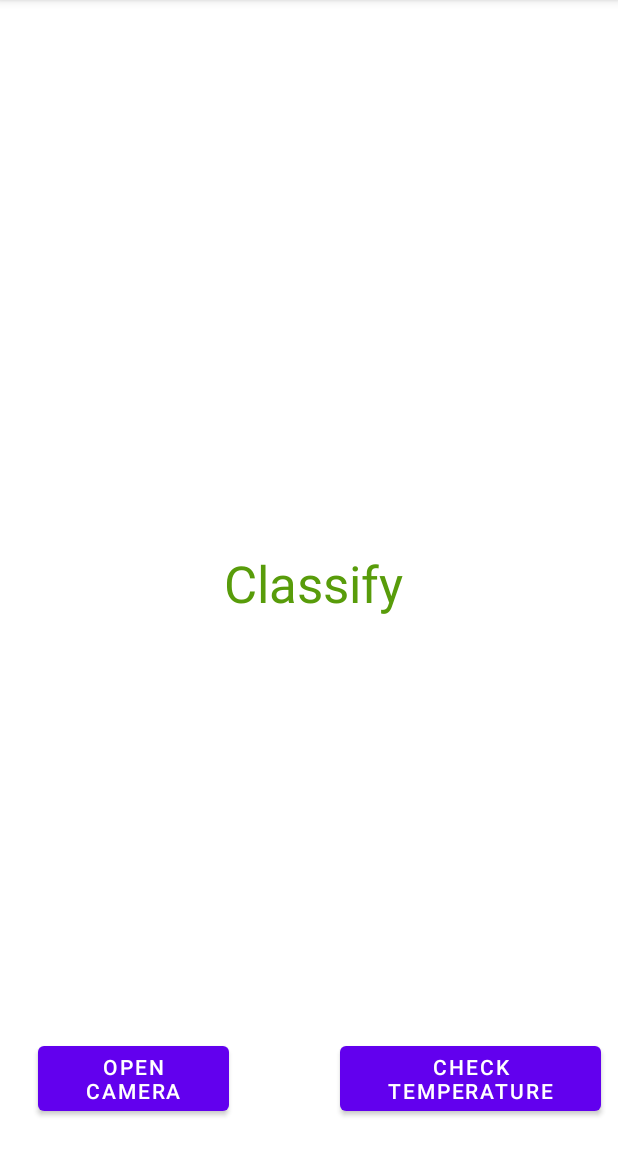
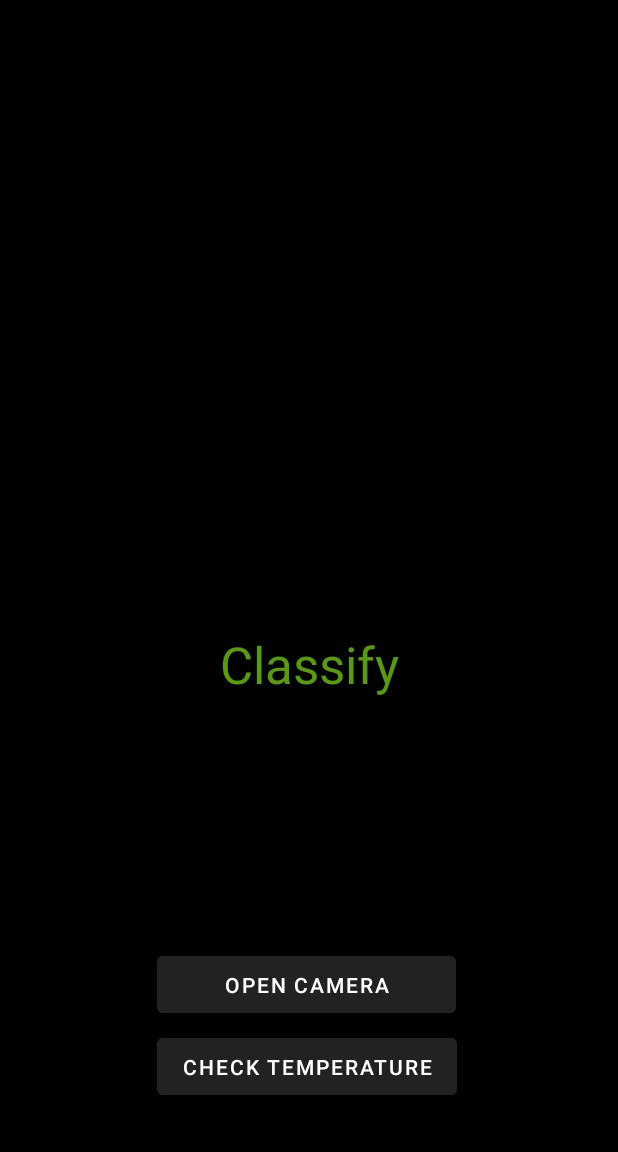
Before and after one commit to meryl-ann/IoTCamera, an Android app: the MainActivity screen opened directly, with no data from a screen before it, on a phone screen of 412 x 824 dp, the part 84-1236 px from its top. Run offline under Robolectric (Android 15) with nearby library versions, the phone set to English and light mode, and no system bars; libraries missing offline, so code that uses them is left out: org.tensorflow.lite.

Commit message:
Main page changed layout

```diff
--- a/app/src/main/res/layout/activity_main.xml
+++ b/app/src/main/res/layout/activity_main.xml
@@ -1,43 +1,91 @@
 <?xml version="1.0" encoding="utf-8"?>
-<RelativeLayout xmlns:android="http://schemas.android.com/apk/res/android"
+<androidx.constraintlayout.widget.ConstraintLayout xmlns:android="http://schemas.android.com/apk/res/android"
+    xmlns:app="http://schemas.android.com/apk/res-auto"
     xmlns:tools="http://schemas.android.com/tools"
     android:layout_width="match_parent"
     android:layout_height="match_parent"
+    android:background="#000000"
     tools:context=".MainActivity">
 
     <!-- add Camera Button to open the Camera -->
 
     <!-- add ImageView to display the captured image -->
 
-    <Button
-        android:id="@+id/camera_button"
-        android:layout_width="127dp"
-        android:layout_height="wrap_content"
+    <ImageView
+        android:id="@+id/click_image"
+        android:layout_width="309dp"
+        android:layout_height="351dp"
         android:layout_alignParentStart="true"
-        android:layout_alignParentBottom="true"
-        android:layout_marginStart="25dp"
-        android:layout_marginBottom="21dp"
-        android:text="@string/open_camera" />
+        android:contentDescription="@string/img_thumbnail"
+        app:layout_constraintBottom_toBottomOf="parent"
+        app:layout_constraintEnd_toEndOf="parent"
+        app:layout_constraintStart_toStartOf="parent"
+        app:layout_constraintTop_toTopOf="parent"
+        app:layout_constraintVertical_bias="0.126" />
+
+    <TextView
+        android:id="@+id/prediction"
+        android:layout_width="341dp"
+        android:layout_height="36dp"
+        android:layout_alignEnd="@+id/click_image"
+        android:layout_alignBottom="@+id/click_image"
+        android:layout_marginTop="32dp"
+        android:shadowColor="#FFFFFF"
+        android:textAlignment="center"
+        android:textColor="#FFFFFF"
+        android:textSize="20sp"
+        app:layout_constraintEnd_toEndOf="parent"
+        app:layout_constraintHorizontal_bias="0.485"
+        app:layout_constraintStart_toStartOf="parent"
+        app:layout_constraintTop_toBottomOf="@+id/result" />
 
     <Button
         android:id="@+id/temp_button"
-        android:layout_width="174dp"
-        android:layout_height="wrap_content"
+        android:layout_width="200dp"
+        android:layout_height="50dp"
         android:layout_alignParentBottom="true"
-        android:layout_marginStart="74dp"
-        android:layout_marginBottom="21dp"
         android:layout_toEndOf="@+id/camera_button"
-        android:text="@string/check_temperature" />
+        android:backgroundTint="#222222"
+        android:text="@string/check_temperature"
+        app:layout_constraintBottom_toBottomOf="parent"
+        app:layout_constraintEnd_toEndOf="parent"
+        app:layout_constraintHorizontal_bias="0.493"
+        app:layout_constraintStart_toStartOf="parent"
+        app:layout_constraintTop_toBottomOf="@+id/camera_button"
+        app:layout_constraintVertical_bias="0.121" />
 
-    <ImageView
-        android:id="@+id/click_image"
-        android:layout_width="350dp"
-        android:layout_height="263dp"
+    <Button
+        android:id="@+id/camera_button"
+        android:layout_width="199dp"
+        android:layout_height="50dp"
         android:layout_alignParentStart="true"
-        android:layout_marginStart="31dp"
-        android:layout_marginTop="70dp"
-        android:layout_marginBottom="10dp"
-        android:contentDescription="@string/img_thumbnail" />
+        android:layout_alignParentBottom="true"
+        android:layout_marginTop="44dp"
+        android:backgroundTint="#222222"
+        android:text="@string/open_camera"
+        app:layout_constraintEnd_toEndOf="parent"
+        app:layout_constraintHorizontal_bias="0.491"
+        app:layout_constraintStart_toStartOf="parent"
+        app:layout_constraintTop_toBottomOf="@+id/temp_value" />
+
+    <TextView
+        android:id="@+id/temp_value"
+        android:layout_width="341dp"
+        android:layout_height="36dp"
+        android:layout_alignEnd="@+id/click_image"
+        android:layout_alignBottom="@+id/click_image"
+        android:layout_marginStart="33dp"
+        android:layout_marginTop="16dp"
+        android:layout_marginEnd="37dp"
+        android:shadowColor="#FFFFFF"
+        android:textAlignment="center"
+        android:textColor="#FF0000"
+        android:textSize="20sp"
+        android:textStyle="bold"
+        app:layout_constraintEnd_toEndOf="parent"
+        app:layout_constraintHorizontal_bias="0.7"
+        app:layout_constraintStart_toStartOf="parent"
+        app:layout_constraintTop_toBottomOf="@+id/prediction" />
 
     <TextView
         android:id="@+id/result"
@@ -45,35 +93,13 @@
         android:layout_height="47dp"
         android:layout_alignEnd="@+id/click_image"
         android:layout_alignBottom="@+id/click_image"
-        android:layout_marginEnd="2dp"
-        android:layout_marginBottom="-80dp"
+        android:layout_marginTop="16dp"
         android:text="@string/classify"
         android:textAlignment="center"
         android:textColor="#589C0A"
-        android:textSize="34sp" />
+        android:textSize="34sp"
+        app:layout_constraintEnd_toEndOf="parent"
+        app:layout_constraintStart_toStartOf="parent"
+        app:layout_constraintTop_toBottomOf="@+id/click_image" />
 
-    <TextView
-        android:id="@+id/prediction"
-        android:layout_width="345dp"
-        android:layout_height="38dp"
-        android:layout_alignEnd="@+id/click_image"
-        android:layout_alignBottom="@+id/click_image"
-        android:layout_marginEnd="1dp"
-        android:layout_marginBottom="-153dp"
-        android:textAlignment="center"
-        android:textColor="#FFFFFF"
-        android:textSize="20sp" />
-
-    <TextView
-        android:id="@+id/temp_value"
-        android:layout_width="345dp"
-        android:layout_height="38dp"
-        android:layout_alignEnd="@+id/click_image"
-        android:layout_alignBottom="@+id/click_image"
-        android:layout_marginEnd="1dp"
-        android:layout_marginBottom="-234dp"
-        android:textAlignment="center"
-        android:textColor="#FF0000"
-        android:textSize="20sp"
-        android:textStyle="bold" />
-</RelativeLayout>
+</androidx.constraintlayout.widget.ConstraintLayout>
```
